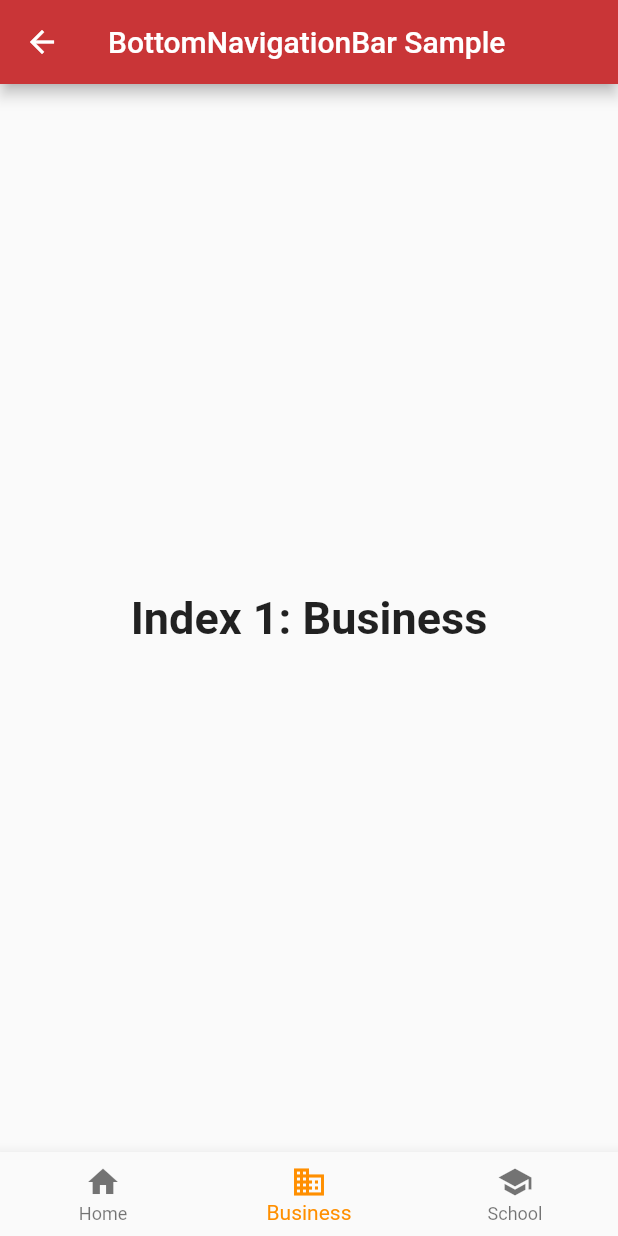
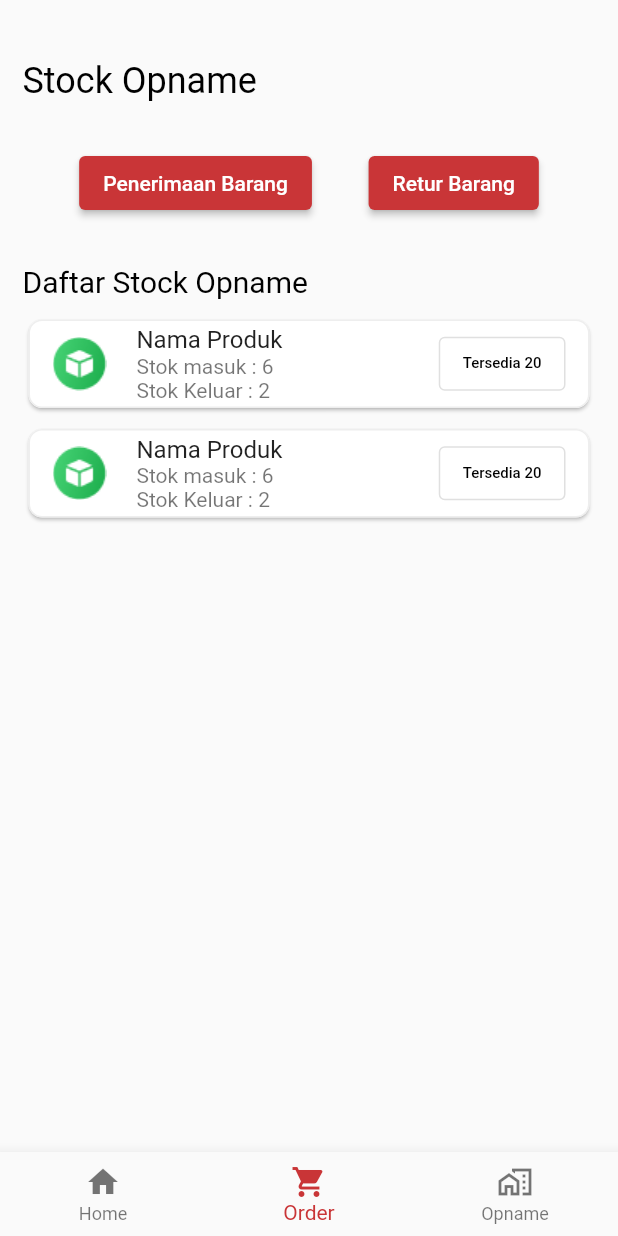
Before and after one commit to arkefallen/telkom-ims-mobile, a Flutter app: the HomePage screen opened by its route, item 2 of the bottom bar chosen, on a phone screen of 412 x 824 dp. Run offline on Flutter 3.47's test engine with Material 2 defaults, Android fonts, the phone set to English and light mode, and no system bars; our stand-ins replace google_fonts.

Commit message:
update progress week 9 fatih

```diff
--- a/lib/pages/home_page.dart
+++ b/lib/pages/home_page.dart
@@ -1,5 +1,8 @@
 import 'package:flutter/material.dart';
 import 'package:mobile_umkm/dashboard.dart';
+import 'package:mobile_umkm/pages/opname_page.dart';
+import 'package:mobile_umkm/pages/order_page.dart';
+import 'package:mobile_umkm/theme.dart';
 
 class HomePage extends StatefulWidget {
   @override
@@ -12,18 +15,8 @@ class _HomePageState extends State<HomePage> {
       TextStyle(fontSize: 30, fontWeight: FontWeight.bold);
   static const List<Widget> _widgetOptions = <Widget>[
     Dashboard(),
-    Text(
-      'Index 1: Business',
-      style: optionStyle,
-    ),
-    Text(
-      'Index 1: inventory',
-      style: optionStyle,
-    ),
-    Text(
-      'Index 2: School',
-      style: optionStyle,
-    ),
+    OrderPage(),
+    OpnamePage()
   ];
 
   void _onItemTapped(int index) {
@@ -35,9 +28,7 @@ class _HomePageState extends State<HomePage> {
   @override
   Widget build(BuildContext context) {
     return Scaffold(
-      appBar: AppBar(
-        title: const Text('BottomNavigationBar Sample'),
-      ),
+      appBar: null,
       body: Center(
         child: _widgetOptions.elementAt(_selectedIndex),
       ),
@@ -48,20 +39,20 @@ class _HomePageState extends State<HomePage> {
             label: 'Home',
           ),
           BottomNavigationBarItem(
-            icon: Icon(Icons.business),
-            label: 'Business',
+            icon: Icon(Icons.shopping_cart),
+            label: 'Order',
           ),
           // BottomNavigationBarItem(
           //   icon: Icon(Icons.business),
           //   label: 'inventory',
           // ),
           BottomNavigationBarItem(
-            icon: Icon(Icons.school),
-            label: 'School',
+            icon: Icon(Icons.maps_home_work_outlined),
+            label: 'Opname',
           ),
         ],
         currentIndex: _selectedIndex,
-        selectedItemColor: Colors.amber[800],
+        selectedItemColor: primaryColor,
         onTap: _onItemTapped,
       ),
     );
--- a/lib/pages/login_page.dart
+++ b/lib/pages/login_page.dart
@@ -66,7 +66,7 @@ class _LoginPageState extends State<LoginPage> {
                   child: ElevatedButton(
                     child: const Text('LoginLogin'),
                     onPressed: () {
-                      Navigator.pushNamed(context, '/profile');
+                      Navigator.pushNamed(context, '/home');
                     },
                   )),
             ],
--- /dev/null
+++ b/lib/pages/order_page.dart
@@ -0,0 +1,103 @@
+import 'package:flutter/material.dart';
+import 'package:mobile_umkm/theme.dart';
+
+class OrderPage extends StatefulWidget {
+  const OrderPage({Key? key}) : super(key: key);
+
+  @override
+  State<OrderPage> createState() => _OrderPageState();
+}
+
+class _OrderPageState extends State<OrderPage> {
+  @override
+  Widget build(BuildContext context) {
+    return Scaffold(
+      appBar: null,
+      body: Container(
+        padding: EdgeInsets.only(right: 15, left: 15, top: 40),
+        child: ListView(
+          children: [
+            Container(
+              padding: EdgeInsets.only(bottom: 30),
+              alignment: Alignment.centerLeft,
+              child: Text(
+                'Stock Opname',
+                style: primaryTextStyle.copyWith(
+                    fontSize: 24, color: Colors.black),
+              ),
+            ),
+            Row(
+              mainAxisAlignment: MainAxisAlignment.spaceEvenly,
+              children: [
+                ElevatedButton(
+                  child: const Text('Penerimaan Barang'),
+                  onPressed: () {
+                    Navigator.pushNamed(context, '/home');
+                  },
+                ),
+                ElevatedButton(
+                  child: const Text('Retur Barang'),
+                  onPressed: () {
+                    Navigator.pushNamed(context, '/home');
+                  },
+                ),
+              ],
+            ),
+            Container(
+              padding: EdgeInsets.only(top: 30, bottom: 10),
+              alignment: Alignment.centerLeft,
+              child: Text(
+                'Daftar Stock Opname',
+                style: primaryTextStyle.copyWith(
+                    fontSize: 20, color: Colors.black),
+              ),
+            ),
+            Card(
+              shape: RoundedRectangleBorder(
+                borderRadius: BorderRadius.circular(9),
+                side: BorderSide(
+                  color: Colors.grey.shade200,
+                ),
+              ),
+              child: ListTile(
+                  leading: Image.asset('assets/icon_item.png'),
+                  title: Text('Nama Produk'),
+                  subtitle: Text('Stok masuk : 6\nStok Keluar : 2'),
+                  trailing: OutlinedButton(
+                    onPressed: () {
+                      // Respond to button press
+                    },
+                    child: Text(
+                      "Tersedia 20",
+                      style: TextStyle(color: Colors.black, fontSize: 10),
+                    ),
+                  )),
+            ),
+            SizedBox(height: 6),
+            Card(
+              shape: RoundedRectangleBorder(
+                borderRadius: BorderRadius.circular(9),
+                side: BorderSide(
+                  color: Colors.grey.shade200,
+                ),
+              ),
+              child: ListTile(
+                  leading: Image.asset('assets/icon_item.png'),
+                  title: Text('Nama Produk'),
+                  subtitle: Text('Stok masuk : 6\nStok Keluar : 2'),
+                  trailing: OutlinedButton(
+                    onPressed: () {
+                      // Respond to button press
+                    },
+                    child: Text(
+                      "Tersedia 20",
+                      style: TextStyle(color: Colors.black, fontSize: 10),
+                    ),
+                  )),
+            ),
+          ],
+        ),
+      ),
+    );
+  }
+}
```
Also changed, not shown: lib/dashboard.dart (+1 -77 lines), lib/pages/opname_page.dart (added, +95 -0 lines), lib/widget/opname_tile.dart (added, +15 -0 lines), assets/icon_item.png (added).
